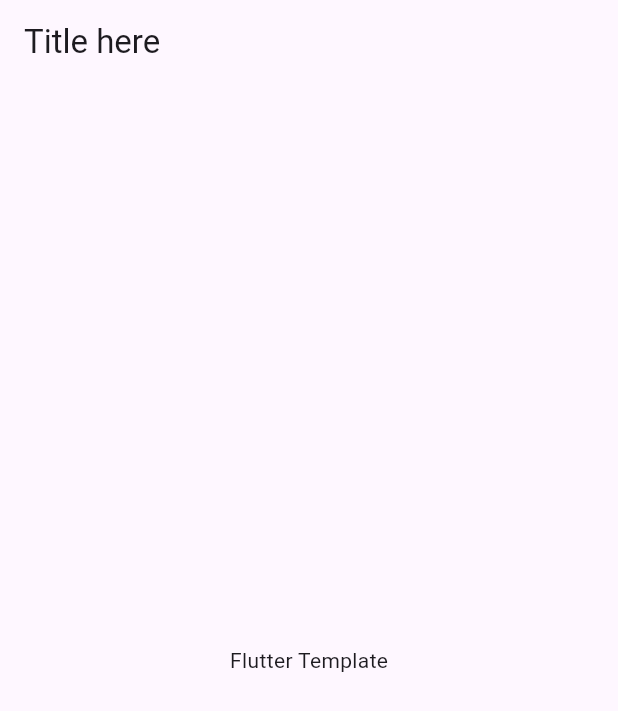
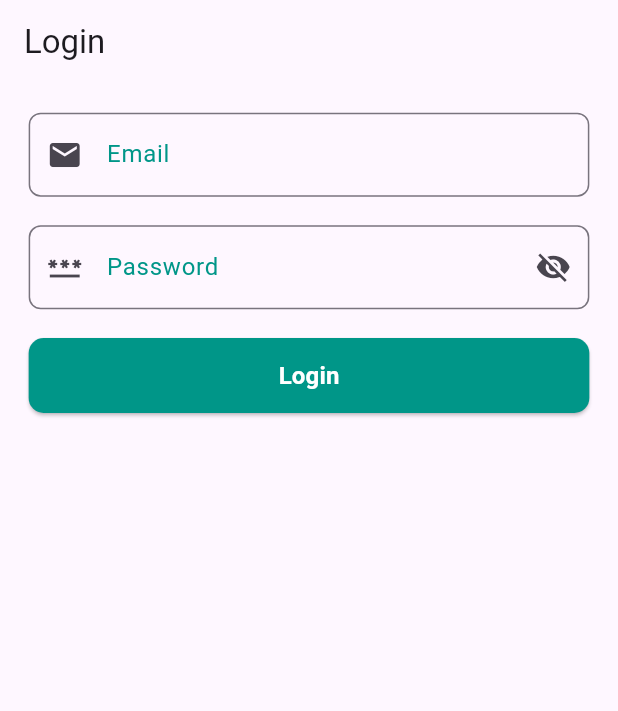
Before and after one commit to drax6055/flutter_template, a Flutter app: the screen it shows after launch, on a phone screen of 412 x 824 dp. Shown: the top 711 px of the screen. Run offline on Flutter 3.47's test engine with Material 3 defaults, Android fonts, the phone set to English and light mode, and no system bars; our stand-ins replace dio, flutter_screenutil, flutter_secure_storage, get, pretty_dio_logger, shared_preferences.

Commit message:
splash/one time login/dashboard here

```diff
--- a/lib/main.dart
+++ b/lib/main.dart
@@ -1,34 +1,31 @@
 import 'package:flutter/material.dart';
+import 'package:flutter_screenutil/flutter_screenutil.dart';
+import 'package:flutter_secure_storage/flutter_secure_storage.dart';
+import 'package:flutter_template/route/app_page.dart';
+import 'package:flutter_template/route/app_route.dart';
+import 'package:get/get.dart';
+
+FlutterSecureStorage? storage;
 
 void main() {
-  runApp(MyApp());
+  runApp(const MyApp());
 }
 
 class MyApp extends StatelessWidget {
-  @override
-  Widget build(BuildContext context) {
-    return MaterialApp(
-      debugShowCheckedModeBanner: false,
-      title: 'Flutter Template',
-      theme: ThemeData(
-        primarySwatch: Colors.blue,
-      ),
-      home: HomeScreen(),
-    );
-  }
-}
-
-class HomeScreen extends StatelessWidget {
-  const HomeScreen({super.key});
+  const MyApp({Key? key}) : super(key: key);
 
   @override
   Widget build(BuildContext context) {
-    return Scaffold(
-      appBar: AppBar(
-        title: Text('Title here'),
-      ),
-      body: Center(
-        child: Text('Flutter Template'),
+    return ScreenUtilInit(
+      designSize: ScreenUtil.defaultSize,
+      child: GetMaterialApp(
+        debugShowCheckedModeBanner: false,
+        title: 'Flutter Template',
+        theme: ThemeData(
+          primarySwatch: Colors.teal,
+        ),
+        initialRoute: Routes.splashScreen,
+        getPages: AppPages.routes,
       ),
     );
   }
--- /dev/null
+++ b/lib/network/model/login_model.dart
@@ -0,0 +1,48 @@
+class Login {
+  String? accessToken;
+  String? refreshToken;
+  int? id;
+  String? username;
+  String? email;
+  String? firstName;
+  String? lastName;
+  String? gender;
+  String? image;
+
+  Login(
+      {this.accessToken,
+      this.refreshToken,
+      this.id,
+      this.username,
+      this.email,
+      this.firstName,
+      this.lastName,
+      this.gender,
+      this.image});
+
+  Login.fromJson(Map<String, dynamic> json) {
+    accessToken = json['accessToken'];
+    refreshToken = json['refreshToken'];
+    id = json['id'];
+    username = json['username'];
+    email = json['email'];
+    firstName = json['firstName'];
+    lastName = json['lastName'];
+    gender = json['gender'];
+    image = json['image'];
+  }
+
+  Map<String, dynamic> toJson() {
+    final Map<String, dynamic> data = new Map<String, dynamic>();
+    data['accessToken'] = this.accessToken;
+    data['refreshToken'] = this.refreshToken;
+    data['id'] = this.id;
+    data['username'] = this.username;
+    data['email'] = this.email;
+    data['firstName'] = this.firstName;
+    data['lastName'] = this.lastName;
+    data['gender'] = this.gender;
+    data['image'] = this.image;
+    return data;
+  }
+}
--- /dev/null
+++ b/lib/network/network_const.dart
@@ -0,0 +1,7 @@
+class Apis {
+  static const baseUrl = 'https://dummyjson.com/auth/';
+}
+
+class Endpoints {
+  static const String login = 'login';
+}
--- /dev/null
+++ b/lib/route/app_page.dart
@@ -0,0 +1,23 @@
+import 'package:flutter_template/ui/auth/login_screen.dart';
+import 'package:flutter_template/ui/dashboard/dashboard_screen.dart';
+import 'package:get/get.dart';
+import '../ui/splash/splash_screen.dart';
+import 'app_route.dart';
+
+class AppPages {
+  static const initial = Routes.splashScreen;
+  static final routes = [
+    GetPage(
+        name: Routes.splashScreen,
+        page: () => SplashScreen(),
+        transition: Transition.rightToLeft),
+    GetPage(
+        name: Routes.loginScreen,
+        page: () => LoginScreen(),
+        transition: Transition.rightToLeft),
+    GetPage(
+        name: Routes.dashboardScreen,
+        page: () => DashboardScreen(),
+        transition: Transition.rightToLeft),
+  ];
+}
--- /dev/null
+++ b/lib/route/app_route.dart
@@ -0,0 +1,6 @@
+abstract class Routes {
+  static const loginScreen = '/LoginScreen';
+  static const splashScreen = '/SplashScreen';
+  static const dashboardScreen = '/DashboardScreen';
+
+}
--- /dev/null
+++ b/lib/ui/auth/login_controller.dart
@@ -0,0 +1,43 @@
+import 'package:flutter/cupertino.dart';
+import 'package:get/get.dart';
+import '../../commen_items/sharePrafrence.dart';
+import '../../network/dio.dart';
+import '../../network/model/login_model.dart';
+import '../../network/network_const.dart';
+import '../../route/app_route.dart';
+
+class LoginController extends GetxController {
+  final SharedPreferenceManager _prefs = SharedPreferenceManager();
+
+  var emailController = TextEditingController();
+  var passController = TextEditingController();
+  var showPass = false.obs;
+
+  void toggleShowPass() {
+    showPass.value = !showPass.value;
+  }
+
+  Future onLoginPress() async {
+    final dioClient = DioClient();
+
+    Map<String, dynamic> loginData = {
+      'username': emailController.text,  // 'emilys',
+      'password': passController.text,   // 'emilyspass'
+    };
+
+    try {
+      Login loginResponse = await dioClient.postData<Login>(
+        '${Apis.baseUrl}${Endpoints.login}',
+        loginData,
+            (json) => Login.fromJson(json),
+      );
+
+      await _prefs.setUser(loginResponse);
+      await _prefs.saveAccessToken(loginResponse.accessToken!);
+      Get.offNamed(Routes.dashboardScreen);
+
+    } catch (e) {
+      Get.snackbar('Error', '$e');
+    }
+  }
+}
--- /dev/null
+++ b/lib/ui/auth/login_screen.dart
@@ -0,0 +1,73 @@
+import 'package:flutter/material.dart';
+import 'package:flutter_screenutil/flutter_screenutil.dart';
+import 'package:get/get.dart';
+import '../../wiget/Custome_textfield.dart';
+import '../../wiget/Custome_button.dart';
+import 'login_controller.dart';
+
+class LoginScreen extends StatelessWidget {
+ LoginScreen({super.key});
+  final LoginController getController = Get.put(LoginController());
+
+  @override
+  Widget build(BuildContext context) {
+    return Scaffold(
+      appBar: AppBar(
+        title: Text('Login'),
+      ),
+      body: Padding(
+        padding: EdgeInsets.all(16.h),
+        child: Form(
+          child: SingleChildScrollView(
+            child: Column(
+              children: [
+                InputTxtfield_Email(),
+                SizedBox(height: 16.h),
+                InputTxtfield_Pass(),
+                SizedBox(height: 16.h),
+                Btn_Login(),
+              ],
+            ),
+          ),
+        ),
+      ),
+    );
+  }
+
+  Widget InputTxtfield_Email() {
+    return CustomTextFormField(
+      controller: getController.emailController,
+      hintText: 'Enter your Email',
+      labelText: 'Email',
+      prefixIcon: Icons.email,
+      keyboardType: TextInputType.emailAddress,
+    );
+  }
+
+  Widget InputTxtfield_Pass() {
+    return Obx(() => CustomTextFormField(
+      controller: getController.passController,
+      hintText: 'Enter your Password',
+      labelText: 'Password',
+      prefixIcon: Icons.password,
+      obscureText: !getController.showPass.value,
+      suffixIcon: IconButton(
+        onPressed: () {
+          getController.toggleShowPass();
+        },
+        icon: Icon(
+          getController.showPass.value ? Icons.visibility : Icons.visibility_off,
+        ),
+      ),
+    ));
+  }
+
+  Widget Btn_Login() {
+    return ElevatedButtonExample(
+      text: "Login",
+      onPressed: () {
+        getController.onLoginPress();
+      },
+    );
+  }
+}
--- /dev/null
+++ b/lib/wiget/Custome_button.dart
@@ -0,0 +1,59 @@
+import 'package:flutter/material.dart';
+
+class ElevatedButtonExample extends StatelessWidget {
+  final String text;
+  final VoidCallback onPressed;
+  final VoidCallback? onLongPress;
+  final ButtonStyle? style;
+  final Widget? icon;
+  final EdgeInsetsGeometry? padding;
+  final double? height;
+  final double? width;
+
+  const ElevatedButtonExample({
+    Key? key,
+    required this.text,
+    required this.onPressed,
+    this.onLongPress,
+    this.style,
+    this.icon,
+    this.padding,
+    this.height = 50.0,
+    this.width = double.infinity,
+  }) : super(key: key);
+
+  @override
+  Widget build(BuildContext context) {
+    return Padding(
+      padding: padding ?? EdgeInsets.zero,
+      child: SizedBox(
+        height: height,
+        width: width,
+        child: icon != null
+            ? ElevatedButton.icon(
+          onPressed: onPressed,
+          onLongPress: onLongPress,
+          icon: icon!,
+          label: Text(text, style: TextStyle(fontSize: 16,fontWeight: FontWeight.w600),),
+          style: style ?? _defaultStyle(),
+        )
+            : ElevatedButton(
+          onPressed: onPressed,
+          onLongPress: onLongPress,
+          style: style ?? _defaultStyle(),
+          child: Text(text, style: TextStyle(fontSize: 16,fontWeight: FontWeight.w600)),
+        ),
+      ),
+    );
+  }
+
+  ButtonStyle _defaultStyle() {
+    return ElevatedButton.styleFrom(
+      backgroundColor: Colors.teal, // Button color
+      foregroundColor: Colors.white, // Text color
+      shape: RoundedRectangleBorder(
+        borderRadius: BorderRadius.circular(10), // Border radius
+      ),
+    );
+  }
+}
--- /dev/null
+++ b/lib/wiget/Custome_textfield.dart
@@ -0,0 +1,63 @@
+import 'package:flutter/material.dart';
+
+class CustomTextFormField extends StatelessWidget {
+  final TextEditingController? controller;
+  final String? hintText;
+  final String? labelText;
+  final IconData? prefixIcon;
+  final IconButton? suffixIcon;
+  final bool obscureText;
+  final TextInputType keyboardType;
+  final FormFieldValidator<String>? validator;
+  final TextStyle labelStyle = TextStyle(color: Colors.teal);
+
+  CustomTextFormField({
+    Key? key,
+    this.controller,
+    this.hintText,
+    this.labelText,
+    this.prefixIcon,
+    this.suffixIcon,
+    this.obscureText = false,
+    this.keyboardType = TextInputType.text,
+    this.validator,
+  }) : super(key: key);
+
+  @override
+  Widget build(BuildContext context) {
+    return TextFormField(
+      controller: controller,
+      obscureText: obscureText,
+      keyboardType: keyboardType,
+      validator: validator,
+      decoration: InputDecoration(
+        hintText: hintText,
+        labelText: labelText,
+        labelStyle: labelStyle,
+        prefixIcon: prefixIcon != null ? Icon(prefixIcon) : null,
+        suffixIcon: suffixIcon,
+        border: const OutlineInputBorder(
+          borderRadius: BorderRadius.all(Radius.circular(8.0)),
+          borderSide: BorderSide(
+            color: Colors.teal,
+            width: 1.0,
+          ),
+        ),
+        focusedBorder: const OutlineInputBorder(
+          borderRadius: BorderRadius.all(Radius.circular(8.0)),
+          borderSide: BorderSide(
+            color: Colors.teal,
+            width: 2.0,
+          ),
+        ),
+        errorBorder: const OutlineInputBorder(
+          borderRadius: BorderRadius.all(Radius.circular(8.0)),
+          borderSide: BorderSide(
+            color: Colors.red,
+            width: 1.0,
+          ),
+        ),
+      ),
+    );
+  }
+}
```
Also changed, not shown: lib/commen_items/sharePrafrence.dart (added, +55 -0 lines), lib/constants/app_images.dart (added, +14 -0 lines), lib/network/dio.dart (added, +63 -0 lines), lib/ui/dashboard/dashboard_controller.dart (added, +13 -0 lines), lib/ui/dashboard/dashboard_screen.dart (added, +20 -0 lines), lib/ui/splash/splash_controller.dart (added, +32 -0 lines), lib/ui/splash/splash_screen.dart (added, +21 -0 lines), lib/wiget/appbar/Custome_appbar.dart (added, +39 -0 lines), lib/wiget/appbar/appbar_drawer.dart (added, +46 -0 lines), pubspec.yaml (+8 -0 lines), pubspec.lock, 5 other files.
